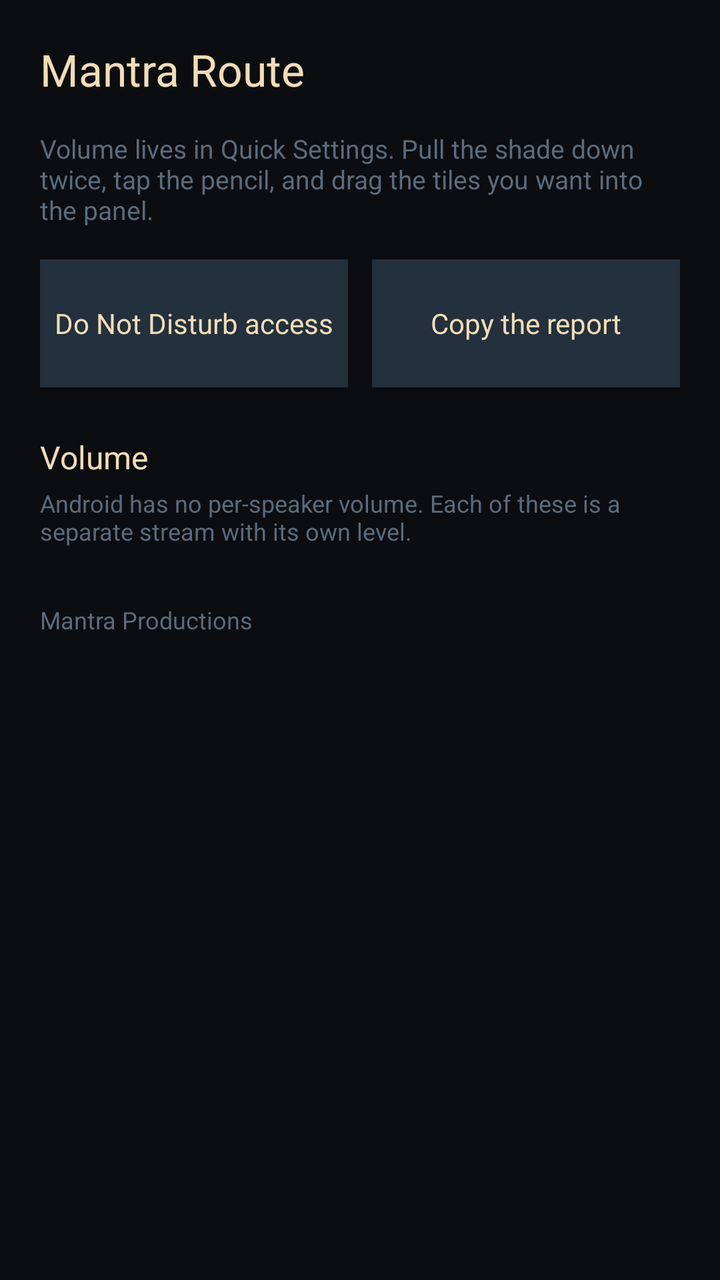
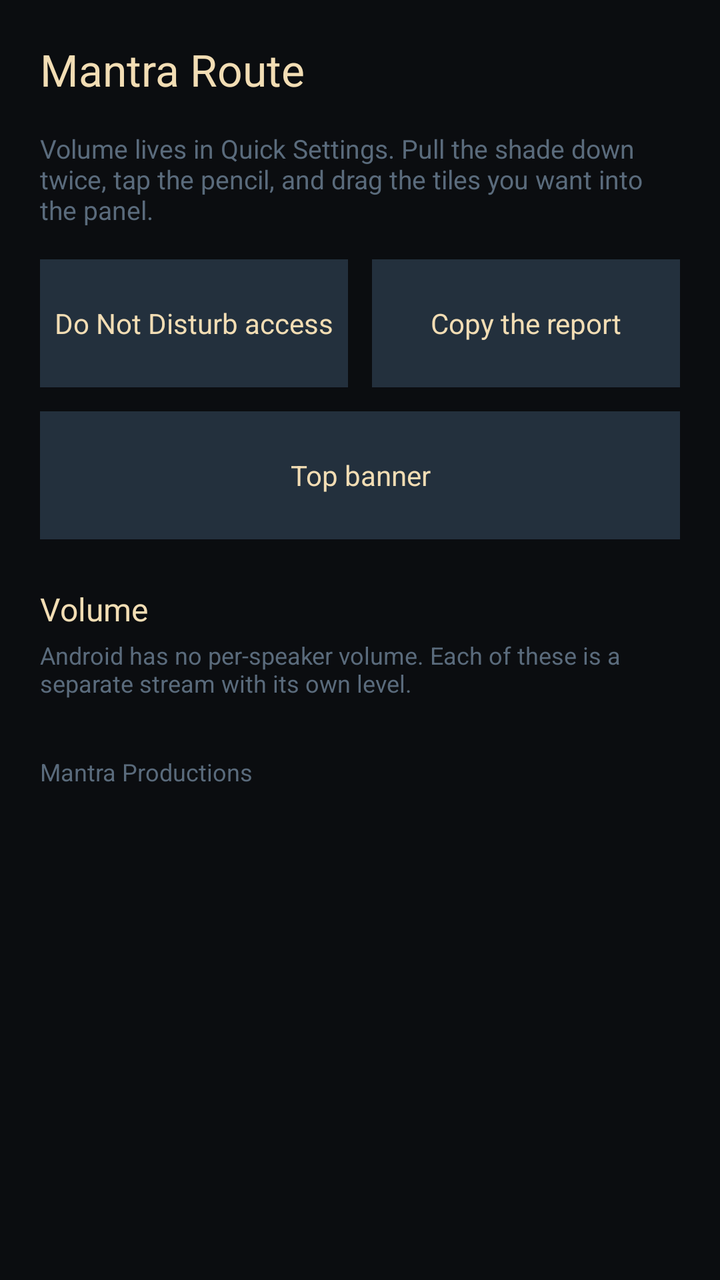

Screens rendered from an Android XML layout before and after an edit, with the pre-edit source and the edit as a unified diff.
<!-- AndroidManifest.xml: application theme Theme.MantraRoute -->
<!-- res/layout/activity_main.xml -->
<?xml version="1.0" encoding="utf-8"?>
<ScrollView xmlns:android="http://schemas.android.com/apk/res/android"
    android:id="@+id/root_scroll"
    android:clipToPadding="false"
    android:layout_width="match_parent"
    android:layout_height="match_parent"
    android:background="@color/ground"
    android:fillViewport="true">

    <LinearLayout
        android:layout_width="match_parent"
        android:layout_height="wrap_content"
        android:orientation="vertical"
        android:padding="20dp">

        <LinearLayout
            android:layout_width="match_parent"
            android:layout_height="wrap_content"
            android:orientation="horizontal"
            android:gravity="center_vertical">

            <TextView
                android:layout_width="0dp"
                android:layout_height="wrap_content"
                android:layout_weight="1"
                android:text="@string/app_name"
                android:textColor="@color/sand"
                android:textSize="22sp" />

            <TextView
                android:id="@+id/version"
                android:layout_width="wrap_content"
                android:layout_height="wrap_content"
                android:layout_marginStart="12dp"
                android:textColor="@color/slate_ink"
                android:textSize="14sp" />
        </LinearLayout>

        <TextView
            android:layout_width="match_parent"
            android:layout_height="wrap_content"
            android:layout_marginTop="16dp"
            android:text="Volume lives in Quick Settings. Pull the shade down twice, tap the pencil, and drag the tiles you want into the panel."
            android:textColor="@color/slate_ink"
            android:textSize="13sp" />

        <LinearLayout
            android:layout_width="match_parent"
            android:layout_height="wrap_content"
            android:layout_marginTop="16dp"
            android:orientation="horizontal"
            android:baselineAligned="false">

            <TextView
                android:id="@+id/dnd_button"
                android:layout_width="0dp"
                android:layout_height="wrap_content"
                android:layout_weight="1"
                android:layout_marginEnd="6dp"
                android:background="@color/slate"
                android:gravity="center"
                android:minHeight="64dp"
                android:paddingStart="6dp"
                android:paddingEnd="6dp"
                android:paddingTop="12dp"
                android:paddingBottom="12dp"
                android:text="Do Not Disturb access"
                android:textColor="@color/sand"
                android:textSize="14sp" />

            <TextView
                android:id="@+id/copy_button"
                android:layout_width="0dp"
                android:layout_height="wrap_content"
                android:layout_weight="1"
                android:layout_marginStart="6dp"
                android:background="@color/slate"
                android:gravity="center"
                android:minHeight="64dp"
                android:paddingStart="6dp"
                android:paddingEnd="6dp"
                android:paddingTop="12dp"
                android:paddingBottom="12dp"
                android:text="Copy the report"
                android:textColor="@color/sand"
                android:textSize="14sp" />
        </LinearLayout>

        <TextView
            android:layout_width="match_parent"
            android:layout_height="wrap_content"
            android:layout_marginTop="24dp"
            android:text="Volume"
            android:textColor="@color/sand"
            android:textSize="16sp" />

        <TextView
            android:layout_width="match_parent"
            android:layout_height="wrap_content"
            android:layout_marginTop="4dp"
            android:text="Android has no per-speaker volume. Each of these is a separate stream with its own level."
            android:textColor="@color/slate_ink"
            android:textSize="12sp" />

        <LinearLayout
            android:id="@+id/volume_rows"
            android:layout_width="match_parent"
            android:layout_height="wrap_content"
            android:layout_marginTop="4dp"
            android:orientation="vertical" />


        <TextView
            android:layout_width="match_parent"
            android:layout_height="wrap_content"
            android:layout_marginTop="24dp"
            android:layout_marginBottom="20dp"
            android:text="Mantra Productions"
            android:textColor="@color/slate_ink"
            android:textSize="12sp" />
    </LinearLayout>
</ScrollView>
<!-- resources referenced by this layout -->
<resources>
  <color name="ground">#0B0D10</color>
  <color name="sand">#F2DDB4</color>
  <color name="slate">#23303D</color>
  <color name="slate_ink">#5A6B7C</color>
  <string name="app_name">Mantra Route</string>
  <style name="Theme.MantraRoute" parent="Theme.AppCompat.NoActionBar">
          <item name="android:windowBackground">@color/ground</item>
          <item name="android:textColor">@color/sand</item>
          <item name="android:statusBarColor">@color/ground</item>
          <item name="android:navigationBarColor">@color/ground</item>
      </style>
</resources>

<!-- the commit's change to res/layout/activity_main.xml (unified diff, before → after) -->
@@ -87,6 +87,22 @@
         </LinearLayout>
 
         <TextView
+            android:id="@+id/banner_button"
+            android:layout_width="match_parent"
+            android:layout_height="wrap_content"
+            android:layout_marginTop="12dp"
+            android:background="@color/slate"
+            android:gravity="center"
+            android:minHeight="64dp"
+            android:paddingStart="6dp"
+            android:paddingEnd="6dp"
+            android:paddingTop="12dp"
+            android:paddingBottom="12dp"
+            android:text="Top banner"
+            android:textColor="@color/sand"
+            android:textSize="14sp" />
+
+        <TextView
             android:layout_width="match_parent"
             android:layout_height="wrap_content"
             android:layout_marginTop="24dp"
